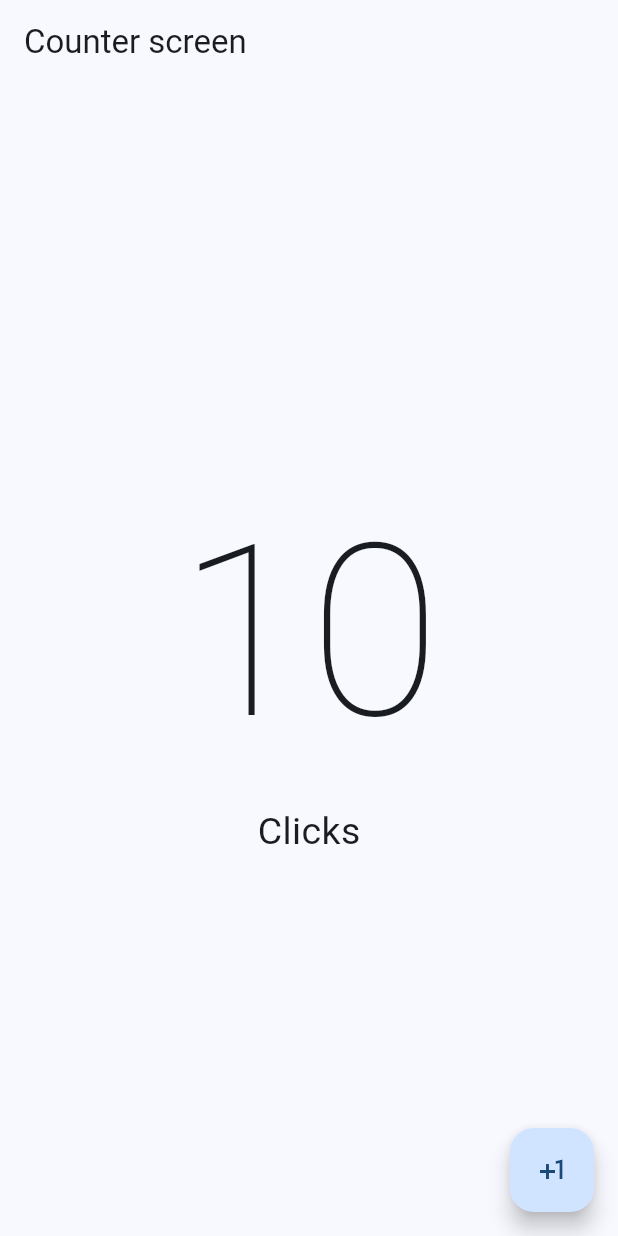
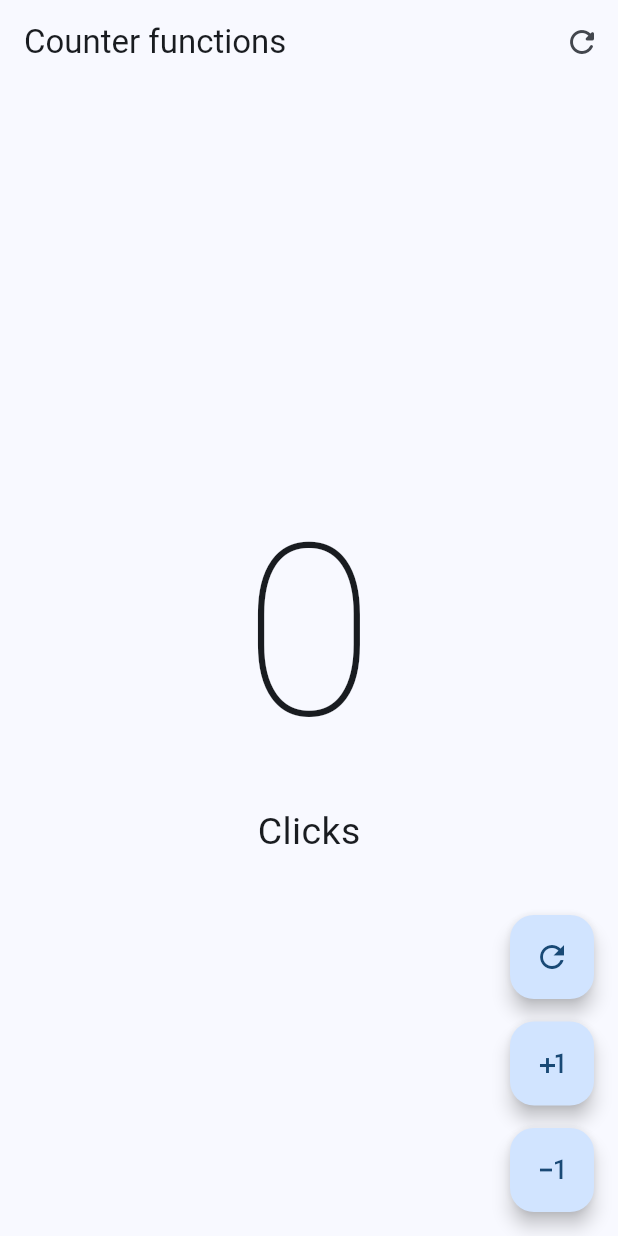
Before and after one commit to pierre-juarez/hello_world-dart, a Flutter app: the screen it shows after launch, on a phone screen of 412 x 824 dp. Run offline on Flutter 3.47's test engine with Material 2 defaults, Android fonts, the phone set to English and light mode, and no system bars.

Commit message:
[add] - Counter complete

```diff
--- a/lib/main.dart
+++ b/lib/main.dart
@@ -1,5 +1,6 @@
 import 'package:flutter/material.dart';
-import 'package:hello_world_app/presentation/screens/counter/counter_screen.dart';
+import 'package:hello_world_app/presentation/screens/counter/counter_functions_screen.dart';
+// import 'package:hello_world_app/presentation/screens/counter/counter_screen.dart';
 
 void main() {
   runApp(const MyApp());
@@ -13,7 +14,7 @@ class MyApp extends StatelessWidget {
     return MaterialApp(
       debugShowCheckedModeBanner: false,
       theme: ThemeData(useMaterial3: true, colorSchemeSeed: Colors.blue),
-      home: const CounterScreen(),
+      home: const CounterFunctionsScreen(),
     );
   }
 }
--- /dev/null
+++ b/lib/presentation/screens/counter/counter_functions_screen.dart
@@ -0,0 +1,100 @@
+import 'package:flutter/material.dart';
+
+class CounterFunctionsScreen extends StatefulWidget {
+  const CounterFunctionsScreen({Key? key}) : super(key: key);
+
+  @override
+  State<CounterFunctionsScreen> createState() => _CounterFunctionsScreenState();
+}
+
+class _CounterFunctionsScreenState extends State<CounterFunctionsScreen> {
+  int clickCounter = 0;
+  @override
+  Widget build(BuildContext context) {
+    return Scaffold(
+      appBar: AppBar(
+        title: const Text('Counter functions'),
+        // leading: IconButton(
+        //   icon: const Icon(Icons.refresh_rounded),
+        //   onPressed: () {},
+        // ),
+        actions: [
+          IconButton(
+            icon: const Icon(Icons.refresh_rounded),
+            onPressed: () {
+              setState(() {
+                clickCounter = 0;
+              });
+            },
+          ),
+        ],
+      ),
+      body: Center(
+        child: Column(
+          mainAxisAlignment: MainAxisAlignment.center,
+          children: [
+            Text(
+              '$clickCounter',
+              style: const TextStyle(fontSize: 160, fontWeight: FontWeight.w100),
+            ),
+            Text(
+              'Click${clickCounter == 1 ? '' : 's'}',
+              style: const TextStyle(fontSize: 25),
+            ),
+          ],
+        ),
+      ),
+      floatingActionButton: Column(
+        mainAxisAlignment: MainAxisAlignment.end,
+        children: [
+          CustomButton(
+            icon: Icons.refresh,
+            onPressed: () {
+              setState(() {
+                clickCounter = 0;
+              });
+            },
+          ),
+          const SizedBox(height: 15),
+          CustomButton(
+              icon: Icons.plus_one,
+              onPressed: () {
+                setState(() {
+                  clickCounter++;
+                });
+              }),
+          const SizedBox(height: 15),
+          CustomButton(
+              icon: Icons.exposure_minus_1_outlined,
+              onPressed: () {
+                if (clickCounter == 0) return;
+                setState(() {
+                  clickCounter--;
+                });
+              })
+        ],
+      ),
+    );
+  }
+}
+
+class CustomButton extends StatelessWidget {
+  final IconData icon;
+  final VoidCallback? onPressed;
+  const CustomButton({
+    super.key,
+    required this.icon,
+    this.onPressed,
+  });
+
+  @override
+  Widget build(BuildContext context) {
+    return FloatingActionButton(
+      // shape: const StadiumBorder(),
+      enableFeedback: true,
+      elevation: 5,
+      onPressed: onPressed,
+      child: Icon(icon),
+    );
+  }
+}
--- a/lib/presentation/screens/counter/counter_screen.dart
+++ b/lib/presentation/screens/counter/counter_screen.dart
@@ -1,31 +1,41 @@
 import 'package:flutter/material.dart';
 
-class CounterScreen extends StatelessWidget {
+class CounterScreen extends StatefulWidget {
   const CounterScreen({Key? key}) : super(key: key);
 
+  @override
+  State<CounterScreen> createState() => _CounterScreenState();
+}
+
+class _CounterScreenState extends State<CounterScreen> {
+  int clickCounter = 0;
   @override
   Widget build(BuildContext context) {
     return Scaffold(
       appBar: AppBar(
         title: const Text('Counter screen'),
       ),
-      body: const Center(
+      body: Center(
         child: Column(
           mainAxisAlignment: MainAxisAlignment.center,
           children: [
             Text(
-              '10',
-              style: TextStyle(fontSize: 160, fontWeight: FontWeight.w100),
+              '$clickCounter',
+              style: const TextStyle(fontSize: 160, fontWeight: FontWeight.w100),
             ),
             Text(
-              'Clicks',
-              style: TextStyle(fontSize: 25),
+              'Click${clickCounter == 1 ? '' : 's'}',
+              style: const TextStyle(fontSize: 25),
             ),
           ],
         ),
       ),
       floatingActionButton: FloatingActionButton(
-        onPressed: () {},
+        onPressed: () {
+          setState(() {
+            clickCounter++;
+          });
+        },
         child: const Icon(Icons.plus_one),
       ),
     );
```
